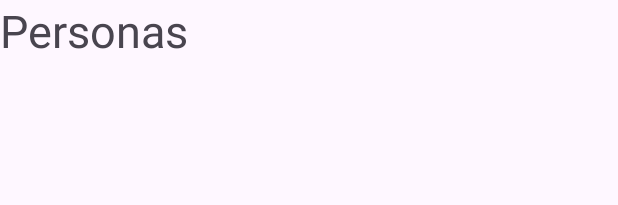
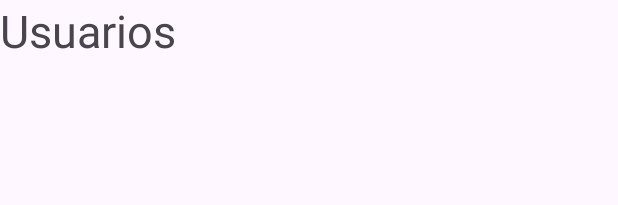
Before and after one commit to carlaAlvReg/FitSmart, an Android app built with Jetpack Compose: the layout activity_personas.xml on its own in the app's theme, with its tools: preview values and no code run, on a phone screen of 412 x 824 dp. Shown: the top 205 px of the screen. Run offline under Robolectric (Android 15) with nearby library versions, the phone set to English and light mode, and no system bars.

Commit message:
Todo correcto

```diff
--- a/app/src/main/res/layout/activity_main.xml
+++ b/app/src/main/res/layout/activity_main.xml
@@ -145,7 +145,7 @@
                 <LinearLayout
                     android:layout_width="match_parent"
                     android:layout_height="match_parent"
-                    android:layout_weight="1"
+                    android:layout_weight="11"
                     android:orientation="vertical">
 
                     <TextView
--- a/app/src/main/res/layout/activity_personas.xml
+++ b/app/src/main/res/layout/activity_personas.xml
@@ -35,7 +35,7 @@
                         android:layout_width="wrap_content"
                         android:layout_height="wrap_content"
                         android:layout_weight="1"
-                        android:text="Personas"
+                        android:text="Usuarios"
                         android:textSize="30sp"
                         tools:ignore="NestedWeights" />
                 </LinearLayout>
--- a/app/src/main/res/values/strings.xml
+++ b/app/src/main/res/values/strings.xml
@@ -23,7 +23,7 @@
     <string name="hint_Sexo">Sexo:</string>
     <string name="hint_pesoDeseado">Peso Deseado:</string>
     <string name="hint_edad">Edad:</string>
-    <string name="btn_guardar_persona">Guardar:</string>
+    <string name="btn_guardar_persona">Guardar</string>
     <string name="s_sexo">Seleccione Sexo</string>
     <string name="newUsuario">Usuarios</string>
     <string-array name="days_array">
```
